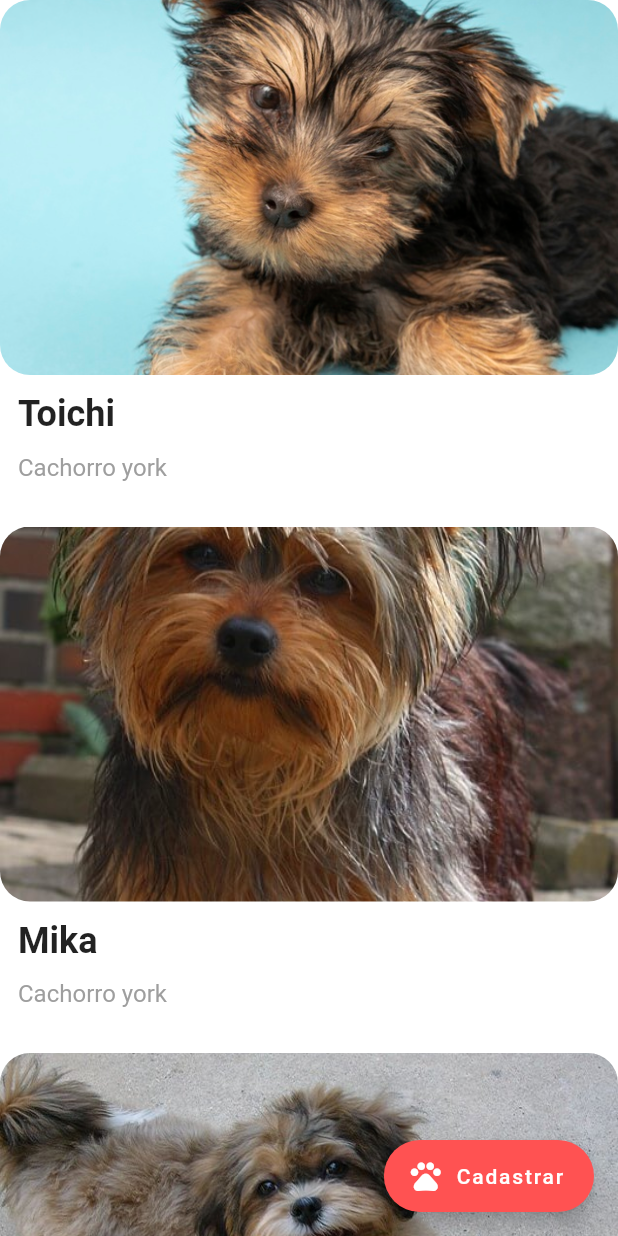
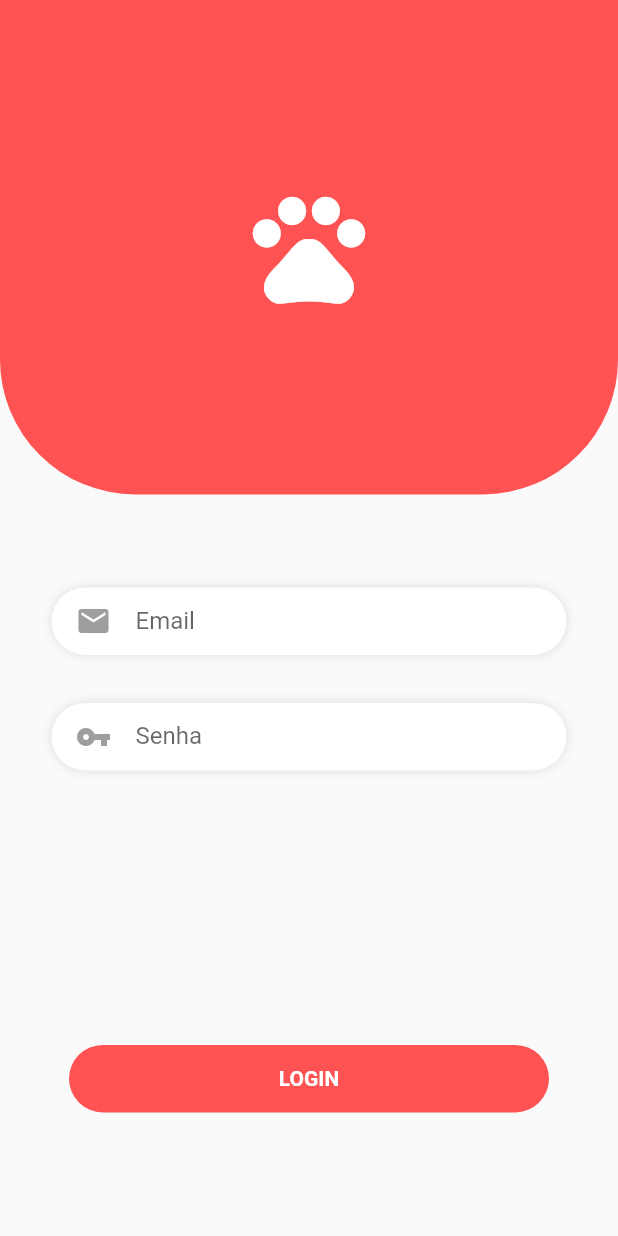
Before and after one commit to tiagoiwamoto/lifepet_app, a Flutter app: the screen it shows after launch, on a phone screen of 412 x 824 dp. Run offline on Flutter 3.47's test engine with Material 2 defaults, Android fonts, the phone set to English and light mode, and no system bars; Roboto replaces fonts that are missing (Montserrat).

Commit message:
Adicionando tela de login e animações

```diff
--- /dev/null
+++ b/lib/builders/widget_builder.dart
@@ -0,0 +1,18 @@
+import 'package:flutter/cupertino.dart';
+import 'package:flutter/material.dart';
+
+class WidgetBuilder {
+
+  WidgetBuilder();
+
+  Widget textBuilder(String value, double valueSize){
+    return Text(
+      value,
+      style: TextStyle(
+          fontFamily: 'Montserrat',
+          fontSize: valueSize,
+          fontWeight: FontWeight.normal,
+          color: Colors.grey),
+    );
+  }
+}
--- a/lib/main.dart
+++ b/lib/main.dart
@@ -1,5 +1,6 @@
 import 'package:flutter/material.dart';
 import 'package:lifepet_app/screens/home_screen.dart';
+import 'package:lifepet_app/screens/login_screen.dart';
 
 void main() => runApp(Main());
 
@@ -9,7 +10,7 @@ class Main extends StatelessWidget {
   Widget build(BuildContext context) {
     return MaterialApp(
       title: "Pet Life",
-      home: new HomeScreen(),
+      home: new LoginScreen(),
       theme: ThemeData(
         primaryColor: Colors.redAccent
       ),
--- /dev/null
+++ b/lib/screens/login_screen.dart
@@ -0,0 +1,146 @@
+import 'package:flutter/material.dart';
+import 'package:lifepet_app/screens/home_screen.dart';
+import 'package:lifepet_app/widgets/botao_animado.dart';
+
+class LoginScreen extends StatefulWidget {
+  @override
+  _LoginScreenState createState() => _LoginScreenState();
+}
+
+class _LoginScreenState extends State<LoginScreen> with SingleTickerProviderStateMixin {
+
+  AnimationController _animationController;
+
+
+  @override
+  void initState() {
+    super.initState();
+    _animationController = AnimationController(
+      vsync: this,
+      duration: Duration(seconds: 2)
+    );
+    _animationController.addStatusListener((status) {
+      if (status == AnimationStatus.completed){
+        Navigator.of(context).pushReplacement(
+          MaterialPageRoute(
+              builder: (_) => HomeScreen()
+          ),
+        );
+      }
+    });
+  }
+
+
+  @override
+  void dispose() {
+    super.dispose();
+    _animationController.dispose();
+  }
+
+  @override
+  Widget build(BuildContext context) {
+    return Scaffold(
+      body: Container(
+        child: ListView(
+          padding: EdgeInsets.zero,
+          children: [
+            Stack(
+              alignment: Alignment.bottomCenter,
+              children: [
+                Column(
+                  children: [
+                    Container(
+                      width: MediaQuery.of(context).size.width,
+                      height: MediaQuery.of(context).size.height / 2.5,
+                      decoration: BoxDecoration(
+                        color: Colors.redAccent,
+                        borderRadius: BorderRadius.only(
+                          bottomLeft: Radius.circular(90),
+                          bottomRight: Radius.circular(90),
+                        )
+                      ),
+                      child: Column(
+                        mainAxisAlignment: MainAxisAlignment.center,
+                        children: [
+                          Spacer(),
+                            Align(
+                              alignment: Alignment.center,
+                              child: Icon(
+                                Icons.pets,
+                                size: 90,
+                                color: Colors.white,
+                              ),
+                            ),
+                            Spacer()
+                        ],
+                      ),
+                    ),
+                    Container(
+                      height: MediaQuery.of(context).size.height / 2,
+                      width: MediaQuery.of(context).size.width,
+                      padding: EdgeInsets.only(top: 62),
+                      child: Column(
+                        children: [
+                          Container(
+                            width: MediaQuery.of(context).size.width / 1.2,
+                            height: 45,
+                            padding: EdgeInsets.only(top: 4, left: 16, right: 16, bottom: 4),
+                            decoration: BoxDecoration(
+                              borderRadius: BorderRadius.all(Radius.circular(50)),
+                              color: Colors.white,
+                              boxShadow: [
+                                BoxShadow(
+                                  color: Colors.black12, blurRadius: 5
+                                )
+                              ]
+                            ),
+                            child: TextField(
+                              decoration: InputDecoration(
+                                border: InputBorder.none,
+                                icon: Icon(
+                                  Icons.email,
+                                  color: Colors.grey,
+                                ),
+                                hintText: 'Email'
+                              ),
+                            ),
+                          ),
+                          Container(
+                            width: MediaQuery.of(context).size.width / 1.2,
+                            height: 45,
+                            padding: EdgeInsets.only(top: 4, left: 16, right: 16, bottom: 4),
+                            margin: EdgeInsets.only(top: 32),
+                            decoration: BoxDecoration(
+                                borderRadius: BorderRadius.all(Radius.circular(50)),
+                                color: Colors.white,
+                                boxShadow: [
+                                  BoxShadow(
+                                      color: Colors.black12, blurRadius: 5
+                                  )
+                                ]
+                            ),
+                            child: TextField(
+                              decoration: InputDecoration(
+                                  border: InputBorder.none,
+                                  icon: Icon(
+                                    Icons.vpn_key,
+                                    color: Colors.grey,
+                                  ),
+                                  hintText: 'Senha'
+                              ),
+                            ),
+                          )
+                        ],
+                      ),
+                    )
+                  ],
+                ),
+                BotaoAnimado(controller: _animationController)
+              ],
+            )
+          ],
+        ),
+      ),
+    );
+  }
+}
--- a/lib/services/pet_service.dart
+++ b/lib/services/pet_service.dart
@@ -21,33 +21,6 @@ class PetService {
         cor: "Branco",
         bio: "Cachorra muito ciumento",
         id: "1"));
-    _petList.add(Pet(
-        nome: "Mika",
-        imageUrl: "assets/images/mika.jpg",
-        descricao: "Cachorro york",
-        idade: 3,
-        sexo: "Femea",
-        cor: "Branco",
-        bio: "Cachorro muito levada",
-        id: "2"));
-    _petList.add(Pet(
-        nome: "Thor Tornado",
-        imageUrl: "assets/images/thor.jpg",
-        descricao: "Cachorro da laiz e luis",
-        idade: 1,
-        sexo: "Macho",
-        cor: "Cinza",
-        bio: "Cachorro muito brabo",
-        id: "3"));
-    _petList.add(Pet(
-        nome: "Melissa Manuela",
-        imageUrl: "assets/images/melissa.jpg",
-        descricao: "Cachorra da Rose",
-        idade: 5,
-        sexo: "Femea",
-        cor: "Branco",
-        bio: "Cachorra muito mimada",
-        id: "4"));
   }
 
   List getAllPets(){
--- /dev/null
+++ b/lib/widgets/botao_animado.dart
@@ -0,0 +1,69 @@
+import 'package:flutter/material.dart';
+
+class BotaoAnimado extends StatelessWidget {
+
+  final AnimationController controller;
+
+
+  BotaoAnimado({this.controller}) :
+      diminuirBotao = Tween(
+        begin: 320.0,
+        end: 45.0
+      ).animate(CurvedAnimation(parent: controller, curve: Interval(0.0, 0.150))),
+      crescerBotao = Tween(
+        begin: 45.0,
+        end: 1000.0
+      ).animate(CurvedAnimation(parent: controller, curve: Interval(0.5, 1)));
+
+  final Animation<double> diminuirBotao;
+  final Animation<double> crescerBotao;
+
+  Widget _construirAnimacao(BuildContext context, Widget child){
+    return InkWell(
+      onTap: () {
+        controller.forward();
+      },
+      child: crescerBotao.value <= 45 ? Container(
+        height: 45,
+        width: diminuirBotao.value,
+        decoration: BoxDecoration(
+            color: Colors.redAccent,
+            borderRadius: BorderRadius.all(Radius.circular(50))
+        ),
+        child: Center(
+          child: _conteudoBotao(context),
+        ),
+      ) : Container(
+        height: crescerBotao.value,
+        width: crescerBotao.value,
+        decoration: BoxDecoration(
+          color: Colors.redAccent,
+          shape: crescerBotao.value < 500 ? BoxShape.circle : BoxShape.rectangle
+        ),
+      ),
+    );
+  }
+
+  Widget _conteudoBotao(BuildContext context){
+    if (diminuirBotao.value > 55){
+      return Text('Login'.toUpperCase(),
+        style: TextStyle(
+        color: Colors.white,
+        fontWeight: FontWeight.bold
+        ));
+    }else {
+      return CircularProgressIndicator(
+        valueColor: AlwaysStoppedAnimation<Color>(Colors.white),
+        strokeWidth: 2.0,
+      );
+    }
+  }
+
+  @override
+  Widget build(BuildContext context) {
+    return AnimatedBuilder(
+        animation: controller,
+        builder: _construirAnimacao
+    );
+  }
+}
```
